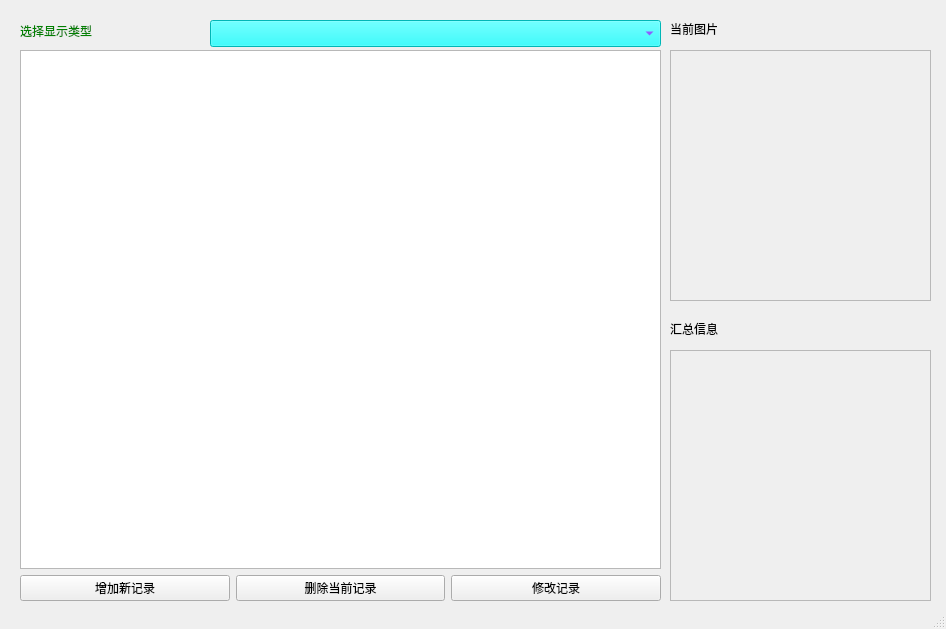
This is mainForm.ui in skyscribe/financial as Qt 5 draws it before an edit. The edited form follows.
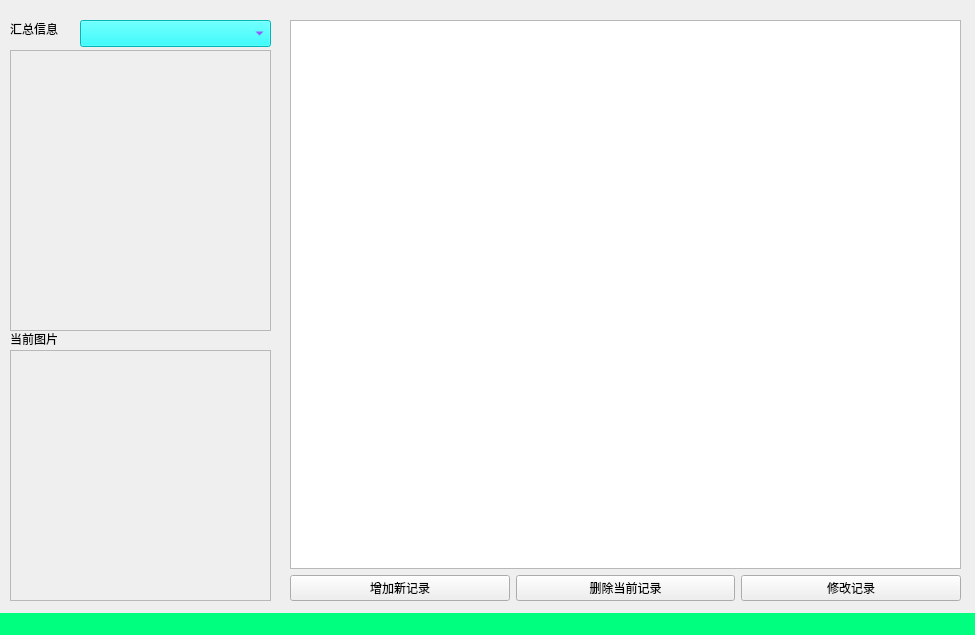
This is the edited form.

Commit message: adjust the UI again

```diff
--- a/mainForm.ui
+++ b/mainForm.ui
@@ -6,8 +6,8 @@
    <rect>
     <x>0</x>
     <y>0</y>
-    <width>946</width>
-    <height>629</height>
+    <width>975</width>
+    <height>635</height>
    </rect>
   </property>
   <property name="windowTitle">
@@ -20,28 +20,12 @@
    <string>简单记账管理工具</string>
   </property>
   <widget class="QWidget" name="centralwidget">
-   <widget class="QLabel" name="label_2">
-    <property name="geometry">
-     <rect>
-      <x>20</x>
-      <y>20</y>
-      <width>101</width>
-      <height>21</height>
-     </rect>
-    </property>
-    <property name="styleSheet">
-     <string notr="true">color: green</string>
-    </property>
-    <property name="text">
-     <string>选择显示类型</string>
-    </property>
-   </widget>
    <widget class="QComboBox" name="modeSelector">
     <property name="geometry">
      <rect>
-      <x>210</x>
+      <x>80</x>
       <y>20</y>
-      <width>451</width>
+      <width>191</width>
       <height>27</height>
      </rect>
     </property>
@@ -56,10 +40,10 @@
    <widget class="QWidget" name="layoutWidget">
     <property name="geometry">
      <rect>
-      <x>20</x>
-      <y>50</y>
-      <width>641</width>
-      <height>551</height>
+      <x>290</x>
+      <y>20</y>
+      <width>671</width>
+      <height>581</height>
      </rect>
     </property>
     <layout class="QVBoxLayout" name="verticalLayout">
@@ -112,8 +96,8 @@
    <widget class="QLabel" name="label">
     <property name="geometry">
      <rect>
-      <x>670</x>
-      <y>20</y>
+      <x>10</x>
+      <y>330</y>
       <width>261</width>
       <height>21</height>
      </rect>
@@ -128,26 +112,7 @@
    <widget class="QLabel" name="pictureShow">
     <property name="geometry">
      <rect>
-      <x>670</x>
-      <y>50</y>
-      <width>261</width>
-      <height>251</height>
-     </rect>
-    </property>
-    <property name="frameShape">
-     <enum>QFrame::StyledPanel</enum>
-    </property>
-    <property name="text">
-     <string/>
-    </property>
-    <property name="alignment">
-     <set>Qt::AlignLeading|Qt::AlignLeft|Qt::AlignTop</set>
-    </property>
-   </widget>
-   <widget class="QLabel" name="pictureShow_2">
-    <property name="geometry">
-     <rect>
-      <x>670</x>
+      <x>10</x>
       <y>350</y>
       <width>261</width>
       <height>251</height>
@@ -163,12 +128,31 @@
      <set>Qt::AlignLeading|Qt::AlignLeft|Qt::AlignTop</set>
     </property>
    </widget>
+   <widget class="QLabel" name="pictureShow_2">
+    <property name="geometry">
+     <rect>
+      <x>10</x>
+      <y>50</y>
+      <width>261</width>
+      <height>281</height>
+     </rect>
+    </property>
+    <property name="frameShape">
+     <enum>QFrame::StyledPanel</enum>
+    </property>
+    <property name="text">
+     <string/>
+    </property>
+    <property name="alignment">
+     <set>Qt::AlignLeading|Qt::AlignLeft|Qt::AlignTop</set>
+    </property>
+   </widget>
    <widget class="QLabel" name="label_3">
     <property name="geometry">
      <rect>
-      <x>670</x>
-      <y>320</y>
-      <width>261</width>
+      <x>10</x>
+      <y>20</y>
+      <width>61</width>
       <height>21</height>
      </rect>
     </property>
@@ -187,7 +171,14 @@
    <zorder>pictureShow_2</zorder>
    <zorder>label_3</zorder>
   </widget>
-  <widget class="QStatusBar" name="statusbar"/>
+  <widget class="QStatusBar" name="statusbar">
+   <property name="styleSheet">
+    <string notr="true">background: rgb(0, 255, 127)</string>
+   </property>
+   <property name="sizeGripEnabled">
+    <bool>true</bool>
+   </property>
+  </widget>
  </widget>
  <tabstops>
   <tabstop>modeSelector</tabstop>
```
Left out of the diff: 1 changed line with no effect on the pictures. The commit also changes 2 other files.
